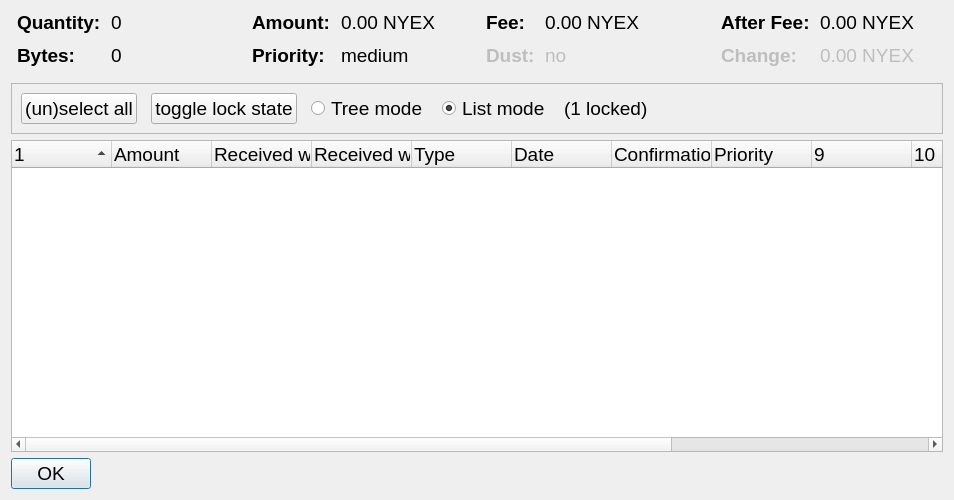
The window that src/qt/forms/coincontroldialog.ui (nyerium-core/nyerium) describes before a commit, drawn with Qt 5.
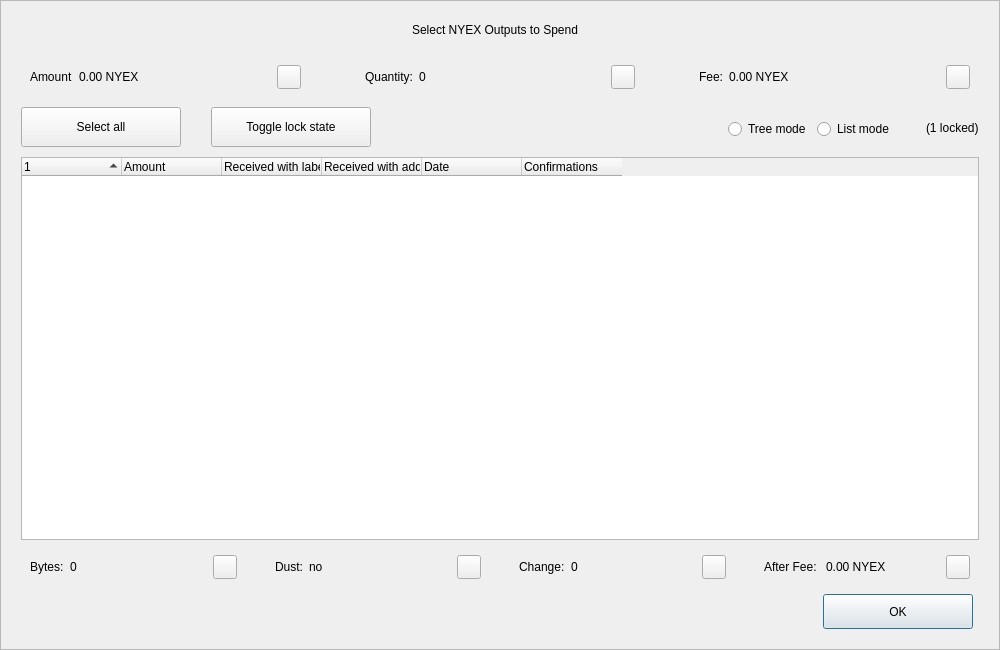
The same window after the commit. Custom widgets are drawn as their Qt base class.

What changed in the file:
```diff
--- a/src/qt/forms/coincontroldialog.ui
+++ b/src/qt/forms/coincontroldialog.ui
@@ -6,399 +6,300 @@
    <rect>
     <x>0</x>
     <y>0</y>
-    <width>954</width>
-    <height>500</height>
+    <width>1000</width>
+    <height>650</height>
    </rect>
   </property>
-  <property name="font">
-   <font>
-    
-    <pointsize>14</pointsize>
-   </font>
+  <property name="minimumSize">
+   <size>
+    <width>950</width>
+    <height>650</height>
+   </size>
   </property>
   <property name="windowTitle">
    <string>Coin Selection</string>
   </property>
+  <property name="styleSheet">
+   <string notr="true"/>
+  </property>
   <layout class="QVBoxLayout" name="verticalLayout">
-   <item>
-    <layout class="QHBoxLayout" name="horizontalLayoutTop" stretch="0,0,0,0">
+   <property name="spacing">
+    <number>0</number>
+   </property>
+   <property name="leftMargin">
+    <number>0</number>
+   </property>
      <property name="topMargin">
       <number>0</number>
      </property>
+   <property name="rightMargin">
+    <number>0</number>
+   </property>
      <property name="bottomMargin">
-      <number>10</number>
+    <number>0</number>
      </property>
      <item>
-      <layout class="QFormLayout" name="formLayoutCoinControl1">
-       <property name="horizontalSpacing">
-        <number>10</number>
-       </property>
-       <property name="verticalSpacing">
-        <number>10</number>
-       </property>
+    <widget class="QFrame" name="frameContainer">
+     <property name="toolTipDuration">
+      <number>0</number>
+     </property>
+     <property name="frameShape">
+      <enum>QFrame::StyledPanel</enum>
+     </property>
+     <property name="frameShadow">
+      <enum>QFrame::Raised</enum>
+     </property>
+     <layout class="QVBoxLayout" name="verticalLayout_2">
        <property name="leftMargin">
-        <number>6</number>
+       <number>0</number>
        </property>
        <property name="rightMargin">
-        <number>6</number>
-       </property>
-       <item row="0" column="0">
+       <number>0</number>
+      </property>
+      <property name="bottomMargin">
+       <number>20</number>
+      </property>
+      <item>
+       <layout class="QHBoxLayout" name="horizontalLayout_12">
+        <property name="spacing">
+         <number>0</number>
+        </property>
+        <property name="leftMargin">
+         <number>20</number>
+        </property>
+        <property name="rightMargin">
+         <number>30</number>
+        </property>
+        <item>
+         <spacer name="horizontalSpacer_4">
+          <property name="orientation">
+           <enum>Qt::Horizontal</enum>
+          </property>
+          <property name="sizeHint" stdset="0">
+           <size>
+            <width>40</width>
+            <height>20</height>
+           </size>
+          </property>
+         </spacer>
+        </item>
+        <item>
+         <widget class="QLabel" name="labelTitle">
+          <property name="minimumSize">
+           <size>
+            <width>0</width>
+            <height>40</height>
+           </size>
+          </property>
+          <property name="maximumSize">
+           <size>
+            <width>16777215</width>
+            <height>40</height>
+           </size>
+          </property>
+          <property name="text">
+           <string>Select NYEX Outputs to Spend</string>
+          </property>
+          <property name="alignment">
+           <set>Qt::AlignCenter</set>
+          </property>
+          <property name="margin">
+           <number>7</number>
+          </property>
+         </widget>
+        </item>
+        <item>
+         <spacer name="horizontalSpacer_5">
+          <property name="orientation">
+           <enum>Qt::Horizontal</enum>
+          </property>
+          <property name="sizeHint" stdset="0">
+           <size>
+            <width>40</width>
+            <height>20</height>
+           </size>
+          </property>
+         </spacer>
+        </item>
+       </layout>
+      </item>
+      <item>
+       <layout class="QHBoxLayout" name="horizontalLayout_8">
+        <property name="leftMargin">
+         <number>20</number>
+        </property>
+        <property name="rightMargin">
+         <number>20</number>
+        </property>
+        <item>
+         <widget class="QWidget" name="layoutAmount" native="true">
+          <layout class="QHBoxLayout" name="horizontalLayout_9" stretch="0,1,0">
+           <item>
+            <widget class="QLabel" name="labelCoinControlAmountText">
+             <property name="text">
+              <string>Amount</string>
+             </property>
+            </widget>
+           </item>
+           <item>
+            <widget class="QLabel" name="labelCoinControlAmount">
+             <property name="text">
+              <string>0.00 NYEX</string>
+             </property>
+            </widget>
+           </item>
+           <item alignment="Qt::AlignHCenter|Qt::AlignVCenter">
+            <widget class="QPushButton" name="pushButtonAmount">
+             <property name="minimumSize">
+              <size>
+               <width>0</width>
+               <height>24</height>
+              </size>
+             </property>
+             <property name="maximumSize">
+              <size>
+               <width>24</width>
+               <height>26</height>
+              </size>
+             </property>
+             <property name="focusPolicy">
+              <enum>Qt::NoFocus</enum>
+             </property>
+             <property name="styleSheet">
+              <string notr="true">padding-bottom:2px;
+padding-right:4px;</string>
+             </property>
+             <property name="text">
+              <string/>
+             </property>
+            </widget>
+           </item>
+          </layout>
+         </widget>
+        </item>
+        <item>
+         <spacer name="horizontalSpacer_2">
+          <property name="orientation">
+           <enum>Qt::Horizontal</enum>
+          </property>
+          <property name="sizeType">
+           <enum>QSizePolicy::Fixed</enum>
+          </property>
+          <property name="sizeHint" stdset="0">
+           <size>
+            <width>40</width>
+            <height>20</height>
+           </size>
+          </property>
+         </spacer>
+        </item>
+        <item>
+         <widget class="QWidget" name="layoutQuantity" native="true">
+          <layout class="QHBoxLayout" name="horizontalLayout_10" stretch="0,1,0">
+           <item>
         <widget class="QLabel" name="labelCoinControlQuantityText">
-         <property name="font">
-          <font>
-           
-           <pointsize>14</pointsize>
-           <weight>75</weight>
-           <bold>true</bold>
-          </font>
-         </property>
          <property name="text">
           <string>Quantity:</string>
          </property>
         </widget>
        </item>
-       <item row="0" column="1">
+           <item>
         <widget class="QLabel" name="labelCoinControlQuantity">
-         <property name="font">
-          <font>
-           
-           <pointsize>14</pointsize>
-          </font>
-         </property>
-         <property name="cursor">
-          <cursorShape>IBeamCursor</cursorShape>
-         </property>
-         <property name="contextMenuPolicy">
-          <enum>Qt::ActionsContextMenu</enum>
-         </property>
          <property name="text">
-          <string notr="true">0</string>
-         </property>
-         <property name="textInteractionFlags">
-          <set>Qt::LinksAccessibleByMouse|Qt::TextSelectableByKeyboard|Qt::TextSelectableByMouse</set>
-         </property>
-        </widget>
-       </item>
-       <item row="1" column="0">
-        <widget class="QLabel" name="labelCoinControlBytesText">
-         <property name="font">
-          <font>
-           
-           <pointsize>14</pointsize>
-           <weight>75</weight>
-           <bold>true</bold>
-          </font>
-         </property>
-         <property name="text">
-          <string>Bytes:</string>
-         </property>
-        </widget>
-       </item>
-       <item row="1" column="1">
-        <widget class="QLabel" name="labelCoinControlBytes">
-         <property name="font">
-          <font>
-           
-           <pointsize>14</pointsize>
-          </font>
-         </property>
-         <property name="cursor">
-          <cursorShape>IBeamCursor</cursorShape>
-         </property>
-         <property name="contextMenuPolicy">
-          <enum>Qt::ActionsContextMenu</enum>
-         </property>
+              <string>0</string>
+             </property>
+            </widget>
+           </item>
+           <item alignment="Qt::AlignHCenter|Qt::AlignVCenter">
+            <widget class="QPushButton" name="pushButtonQuantity">
+             <property name="minimumSize">
+              <size>
+               <width>0</width>
+               <height>24</height>
+              </size>
+             </property>
+             <property name="maximumSize">
+              <size>
+               <width>24</width>
+               <height>26</height>
+              </size>
+             </property>
+             <property name="focusPolicy">
+              <enum>Qt::NoFocus</enum>
+             </property>
+             <property name="styleSheet">
+              <string notr="true">padding-bottom:2px;
+               padding-right:4px;</string>
+             </property>
          <property name="text">
-          <string notr="true">0</string>
-         </property>
-         <property name="textInteractionFlags">
-          <set>Qt::LinksAccessibleByMouse|Qt::TextSelectableByKeyboard|Qt::TextSelectableByMouse</set>
-         </property>
+              <string/>
+             </property>
         </widget>
        </item>
       </layout>
+         </widget>
      </item>
      <item>
-      <layout class="QFormLayout" name="formLayoutCoinControl2">
-       <property name="horizontalSpacing">
-        <number>10</number>
-       </property>
-       <property name="verticalSpacing">
-        <number>10</number>
-       </property>
-       <property name="leftMargin">
-        <number>6</number>
-       </property>
-       <property name="rightMargin">
-        <number>6</number>
-       </property>
-       <item row="0" column="0">
-        <widget class="QLabel" name="labelCoinControlAmountText">
-         <property name="font">
-          <font>
-           
-           <pointsize>14</pointsize>
-           <weight>75</weight>
-           <bold>true</bold>
-          </font>
-         </property>
-         <property name="text">
-          <string>Amount:</string>
-         </property>
-        </widget>
-       </item>
-       <item row="0" column="1">
-        <widget class="QLabel" name="labelCoinControlAmount">
-         <property name="font">
-          <font>
-           
-           <pointsize>14</pointsize>
-          </font>
-         </property>
-         <property name="cursor">
-          <cursorShape>IBeamCursor</cursorShape>
-         </property>
-         <property name="contextMenuPolicy">
-          <enum>Qt::ActionsContextMenu</enum>
-         </property>
-         <property name="text">
-          <string notr="true">0.00 NYEX</string>
-         </property>
-         <property name="textInteractionFlags">
-          <set>Qt::LinksAccessibleByMouse|Qt::TextSelectableByKeyboard|Qt::TextSelectableByMouse</set>
-         </property>
-        </widget>
-       </item>
-       <item row="1" column="0">
-        <widget class="QLabel" name="labelCoinControlPriorityText">
-         <property name="font">
-          <font>
-           
-           <pointsize>14</pointsize>
-           <weight>75</weight>
-           <bold>true</bold>
-          </font>
-         </property>
-         <property name="text">
-          <string>Priority:</string>
-         </property>
-        </widget>
-       </item>
-       <item row="1" column="1">
-        <widget class="QLabel" name="labelCoinControlPriority">
-         <property name="font">
-          <font>
-           
-           <pointsize>14</pointsize>
-          </font>
-         </property>
-         <property name="cursor">
-          <cursorShape>IBeamCursor</cursorShape>
-         </property>
-         <property name="contextMenuPolicy">
-          <enum>Qt::ActionsContextMenu</enum>
-         </property>
-         <property name="text">
-          <string>medium</string>
-         </property>
-         <property name="textInteractionFlags">
-          <set>Qt::LinksAccessibleByMouse|Qt::TextSelectableByKeyboard|Qt::TextSelectableByMouse</set>
-         </property>
-        </widget>
-       </item>
-      </layout>
-     </item>
+         <spacer name="horizontalSpacer_22">
+          <property name="orientation">
+           <enum>Qt::Horizontal</enum>
+          </property>
+          <property name="sizeType">
+           <enum>QSizePolicy::Fixed</enum>
+          </property>
+          <property name="sizeHint" stdset="0">
+           <size>
+            <width>40</width>
+            <height>20</height>
+           </size>
+          </property>
+         </spacer>
+        </item>
      <item>
-      <layout class="QFormLayout" name="formLayoutCoinControl3">
-       <property name="horizontalSpacing">
-        <number>10</number>
-       </property>
-       <property name="verticalSpacing">
-        <number>10</number>
-       </property>
-       <property name="leftMargin">
-        <number>6</number>
-       </property>
-       <property name="rightMargin">
-        <number>6</number>
-       </property>
-       <item row="0" column="0">
+         <widget class="QWidget" name="layoutFee" native="true">
+          <layout class="QHBoxLayout" name="horizontalLayout_11" stretch="0,1,0">
+           <item>
         <widget class="QLabel" name="labelCoinControlFeeText">
-         <property name="font">
-          <font>
-           
-           <pointsize>14</pointsize>
-           <weight>75</weight>
-           <bold>true</bold>
-          </font>
-         </property>
          <property name="text">
           <string>Fee:</string>
          </property>
         </widget>
        </item>
-       <item row="0" column="1">
+           <item>
         <widget class="QLabel" name="labelCoinControlFee">
-         <property name="font">
-          <font>
-           
-           <pointsize>14</pointsize>
-          </font>
-         </property>
-         <property name="cursor">
-          <cursorShape>IBeamCursor</cursorShape>
-         </property>
-         <property name="contextMenuPolicy">
-          <enum>Qt::ActionsContextMenu</enum>
-         </property>
          <property name="text">
-          <string notr="true">0.00 NYEX</string>
-         </property>
-         <property name="textInteractionFlags">
-          <set>Qt::LinksAccessibleByMouse|Qt::TextSelectableByKeyboard|Qt::TextSelectableByMouse</set>
-         </property>
-        </widget>
-       </item>
-       <item row="1" column="0">
-        <widget class="QLabel" name="labelCoinControlLowOutputText">
-         <property name="enabled">
-          <bool>false</bool>
-         </property>
-         <property name="font">
-          <font>
-           
-           <pointsize>14</pointsize>
-           <weight>75</weight>
-           <bold>true</bold>
-          </font>
-         </property>
-         <property name="text">
-          <string>Dust:</string>
-         </property>
-        </widget>
-       </item>
-       <item row="1" column="1">
-        <widget class="QLabel" name="labelCoinControlLowOutput">
-         <property name="enabled">
-          <bool>false</bool>
-         </property>
-         <property name="font">
-          <font>
-           
-           <pointsize>14</pointsize>
-          </font>
-         </property>
-         <property name="cursor">
-          <cursorShape>IBeamCursor</cursorShape>
-         </property>
-         <property name="contextMenuPolicy">
-          <enum>Qt::ActionsContextMenu</enum>
-         </property>
+              <string>0.00 NYEX</string>
+             </property>
+            </widget>
+           </item>
+           <item alignment="Qt::AlignHCenter|Qt::AlignVCenter">
+            <widget class="QPushButton" name="pushButtonFee">
+             <property name="minimumSize">
+              <size>
+               <width>0</width>
+               <height>24</height>
+              </size>
+             </property>
+             <property name="maximumSize">
+              <size>
+               <width>24</width>
+               <height>26</height>
+              </size>
+             </property>
+             <property name="focusPolicy">
+              <enum>Qt::NoFocus</enum>
+             </property>
+             <property name="styleSheet">
+              <string notr="true">padding-bottom:2px;
+               padding-right:4px;</string>
+             </property>
          <property name="text">
-          <string>no</string>
-         </property>
-         <property name="textInteractionFlags">
-          <set>Qt::LinksAccessibleByMouse|Qt::TextSelectableByKeyboard|Qt::TextSelectableByMouse</set>
-         </property>
+              <string/>
+             </property>
         </widget>
        </item>
       </layout>
-     </item>
-     <item>
-      <layout class="QFormLayout" name="formLayoutCoinControl4">
-       <property name="horizontalSpacing">
-        <number>10</number>
-       </property>
-       <property name="verticalSpacing">
-        <number>10</number>
-       </property>
-       <property name="leftMargin">
-        <number>6</number>
-       </property>
-       <property name="rightMargin">
-        <number>6</number>
-       </property>
-       <item row="0" column="0">
-        <widget class="QLabel" name="labelCoinControlAfterFeeText">
-         <property name="font">
-          <font>
-           
-           <pointsize>14</pointsize>
-           <weight>75</weight>
-           <bold>true</bold>
-          </font>
-         </property>
-         <property name="text">
-          <string>After Fee:</string>
-         </property>
-        </widget>
-       </item>
-       <item row="0" column="1">
-        <widget class="QLabel" name="labelCoinControlAfterFee">
-         <property name="font">
-          <font>
-           
-           <pointsize>14</pointsize>
-          </font>
-         </property>
-         <property name="cursor">
-          <cursorShape>IBeamCursor</cursorShape>
-         </property>
-         <property name="contextMenuPolicy">
-          <enum>Qt::ActionsContextMenu</enum>
-         </property>
-         <property name="text">
-          <string notr="true">0.00 NYEX</string>
-         </property>
-         <property name="textInteractionFlags">
-          <set>Qt::LinksAccessibleByMouse|Qt::TextSelectableByKeyboard|Qt::TextSelectableByMouse</set>
-         </property>
-        </widget>
-       </item>
-       <item row="1" column="0">
-        <widget class="QLabel" name="labelCoinControlChangeText">
-         <property name="enabled">
-          <bool>false</bool>
-         </property>
-         <property name="font">
-          <font>
-           
-           <pointsize>14</pointsize>
-           <weight>75</weight>
-           <bold>true</bold>
-          </font>
-         </property>
-         <property name="text">
-          <string>Change:</string>
-         </property>
-        </widget>
-       </item>
-       <item row="1" column="1">
-        <widget class="QLabel" name="labelCoinControlChange">
-         <property name="enabled">
-          <bool>false</bool>
-         </property>
-         <property name="font">
-          <font>
-           
-           <pointsize>14</pointsize>
-          </font>
-         </property>
-         <property name="cursor">
-          <cursorShape>IBeamCursor</cursorShape>
-         </property>
-         <property name="contextMenuPolicy">
-          <enum>Qt::ActionsContextMenu</enum>
-         </property>
-         <property name="text">
-          <string notr="true">0.00 NYEX</string>
-         </property>
-         <property name="textInteractionFlags">
-          <set>Qt::LinksAccessibleByMouse|Qt::TextSelectableByKeyboard|Qt::TextSelectableByMouse</set>
-         </property>
-        </widget>
-       </item>
-      </layout>
+         </widget>
      </item>
     </layout>
    </item>
@@ -410,10 +311,10 @@
        <height>40</height>
       </size>
      </property>
-     <property name="font">
-   <font>
-       <pointsize>14</pointsize>
-      </font>
+        <property name="styleSheet">
+         <string notr="true">#frame {
+	border:0;
+}</string>
      </property>
      <property name="frameShape">
       <enum>QFrame::StyledPanel</enum>
@@ -422,10 +323,25 @@
       <enum>QFrame::Sunken</enum>
      </property>
      <layout class="QHBoxLayout" name="horizontalLayout">
+         <property name="spacing">
+          <number>0</number>
+         </property>
+         <property name="leftMargin">
+          <number>20</number>
+         </property>
+         <property name="topMargin">
+          <number>0</number>
+         </property>
+         <property name="rightMargin">
+          <number>20</number>
+         </property>
+         <property name="bottomMargin">
+          <number>0</number>
+         </property>
       <item>
        <layout class="QHBoxLayout" name="horizontalLayoutPanel" stretch="0,0,0,0,0,0">
         <property name="spacing">
-         <number>14</number>
+            <number>20</number>
         </property>
         <item>
          <widget class="QPushButton" name="pushButtonSelectAll">
@@ -435,20 +351,51 @@
             <verstretch>0</verstretch>
            </sizepolicy>
           </property>
-          <property name="font">
-           <font>
-            
-            <pointsize>14</pointsize>
-           </font>
+             <property name="minimumSize">
+              <size>
+               <width>160</width>
+               <height>40</height>
+              </size>
+             </property>
+             <property name="maximumSize">
+              <size>
+               <width>16777215</width>
+               <height>40</height>
+              </size>
           </property>
           <property name="text">
-           <string>(un)select all</string>
+              <string>Select all</string>
+             </property>
+             <property name="checkable">
+              <bool>true</bool>
+             </property>
+             <property name="checked">
+              <bool>false</bool>
+             </property>
+             <property name="autoExclusive">
+              <bool>false</bool>
           </property>
           <property name="autoDefault">
            <bool>false</bool>
           </property>
          </widget>
         </item>
+           <item>
+            <spacer name="horizontalSpacer_6">
+             <property name="orientation">
+              <enum>Qt::Horizontal</enum>
+             </property>
+             <property name="sizeType">
+              <enum>QSizePolicy::Fixed</enum>
+             </property>
+             <property name="sizeHint" stdset="0">
+              <size>
+               <width>10</width>
+               <height>20</height>
+              </size>
+             </property>
+            </spacer>
+           </item>
         <item>
          <widget class="QPushButton" name="pushButtonToggleLock">
           <property name="sizePolicy">
@@ -457,20 +404,60 @@
             <verstretch>0</verstretch>
            </sizepolicy>
           </property>
-          <property name="font">
-           <font>
-            
-            <pointsize>14</pointsize>
-           </font>
+             <property name="minimumSize">
+              <size>
+               <width>160</width>
+               <height>40</height>
+              </size>
+             </property>
+             <property name="maximumSize">
+              <size>
+               <width>16777215</width>
+               <height>40</height>
+              </size>
           </property>
           <property name="text">
-           <string>toggle lock state</string>
+              <string>Toggle lock state</string>
+             </property>
+             <property name="checkable">
+              <bool>true</bool>
+             </property>
+             <property name="autoExclusive">
+              <bool>false</bool>
           </property>
           <property name="autoDefault">
            <bool>false</bool>
           </property>
          </widget>
         </item>
+           <item>
+            <spacer name="horizontalSpacer_7">
+             <property name="orientation">
+              <enum>Qt::Horizontal</enum>
+             </property>
+             <property name="sizeType">
+              <enum>QSizePolicy::Expanding</enum>
+             </property>
+             <property name="sizeHint" stdset="0">
+              <size>
+               <width>30</width>
+               <height>20</height>
+              </size>
+             </property>
+            </spacer>
+           </item>
+           <item alignment="Qt::AlignRight">
+            <widget class="QGroupBox" name="groupBox_2">
+             <property name="styleSheet">
+              <string notr="true">#groupBox_2 {
+    background-color:transparent;
+    border-radius:0;
+}</string>
+             </property>
+             <property name="title">
+              <string/>
+             </property>
+             <layout class="QHBoxLayout" name="horizontalLayout_14">
         <item>
          <widget class="QRadioButton" name="radioTreeMode">
           <property name="sizePolicy">
@@ -479,12 +466,6 @@
             <verstretch>0</verstretch>
            </sizepolicy>
           </property>
-          <property name="font">
-           <font>
-            
-            <pointsize>14</pointsize>
-           </font>
-          </property>
           <property name="text">
            <string>Tree mode</string>
           </property>
@@ -498,72 +479,50 @@
             <verstretch>0</verstretch>
            </sizepolicy>
           </property>
-          <property name="font">
-           <font>
-            
-            <pointsize>14</pointsize>
-           </font>
-          </property>
           <property name="text">
            <string>List mode</string>
           </property>
           <property name="checked">
-           <bool>true</bool>
-          </property>
+                 <bool>false</bool>
+                </property>
+               </widget>
+              </item>
+             </layout>
          </widget>
         </item>
         <item>
          <widget class="QLabel" name="labelLocked">
-          <property name="font">
-           <font>
-            
-            <pointsize>14</pointsize>
-           </font>
-          </property>
           <property name="text">
            <string>(1 locked)</string>
           </property>
          </widget>
         </item>
-        <item>
-         <spacer name="horizontalSpacer">
-          <property name="font">
-           <font>
-            
-            <pointsize>14</pointsize>
-           </font>
-          </property>
-          <property name="orientation">
-           <enum>Qt::Horizontal</enum>
-          </property>
-          <property name="sizeHint" stdset="0">
-           <size>
-            <width>40</width>
-            <height>20</height>
-           </size>
-          </property>
-         </spacer>
-        </item>
        </layout>
       </item>
      </layout>
     </widget>
    </item>
+      <item>
+       <layout class="QHBoxLayout" name="horizontalLayout_13">
+        <property name="leftMargin">
+         <number>20</number>
+        </property>
+        <property name="rightMargin">
+         <number>20</number>
+        </property>
    <item>
     <widget class="CoinControlTreeWidget" name="treeWidget">
-     <property name="font">
-   <font>
-       <pointsize>14</pointsize>
-      </font>
-     </property>
      <property name="contextMenuPolicy">
       <enum>Qt::CustomContextMenu</enum>
      </property>
+          <property name="styleSheet">
+           <string notr="true"/>
+          </property>
      <property name="sortingEnabled">
       <bool>false</bool>
      </property>
      <property name="columnCount">
-      <number>13</number>
+           <number>6</number>
      </property>
      <attribute name="headerShowSortIndicator" stdset="0">
       <bool>true</bool>
@@ -591,11 +550,6 @@
        <string>Received with address</string>
       </property>
      </column>
-     <column>
-      <property name="text">
-       <string>Type</string>
-      </property>
-     </column>
      <column>
       <property name="text">
        <string>Date</string>
@@ -609,57 +563,247 @@
        <string>Confirmed</string>
       </property>
      </column>
-     <column>
+         </widget>
+        </item>
+       </layout>
+      </item>
+      <item>
+       <layout class="QHBoxLayout" name="horizontalLayout_3">
+        <property name="spacing">
+         <number>20</number>
+        </property>
+        <property name="leftMargin">
+         <number>20</number>
+        </property>
+        <property name="rightMargin">
+         <number>20</number>
+        </property>
+        <item>
+         <widget class="QWidget" name="layoutBytes" native="true">
+          <layout class="QHBoxLayout" name="horizontalLayout_4" stretch="0,1,0">
+           <item>
+            <widget class="QLabel" name="labelCoinControlBytesText">
       <property name="text">
-       <string>Priority</string>
-      </property>
-     </column>
-     <column>
+              <string>Bytes:</string>
+             </property>
+            </widget>
+           </item>
+           <item>
+            <widget class="QLabel" name="labelCoinControlBytes">
       <property name="text">
-       <string/>
-      </property>
-     </column>
-     <column>
+              <string>0</string>
+             </property>
+            </widget>
+           </item>
+           <item alignment="Qt::AlignHCenter|Qt::AlignVCenter">
+            <widget class="QPushButton" name="pushButtonBytes">
+             <property name="minimumSize">
+              <size>
+               <width>0</width>
+               <height>24</height>
+              </size>
+             </property>
+             <property name="maximumSize">
+              <size>
+               <width>24</width>
+               <height>26</height>
+              </size>
+             </property>
+             <property name="focusPolicy">
+              <enum>Qt::NoFocus</enum>
+             </property>
+             <property name="styleSheet">
+              <string notr="true">padding-bottom:2px;
+               padding-right:4px;</string>
+             </property>
       <property name="text">
        <string/>
       </property>
-     </column>
-     <column>
+            </widget>
+           </item>
+          </layout>
+         </widget>
+        </item>
+        <item>
+         <widget class="QWidget" name="layoutDust" native="true">
+          <layout class="QHBoxLayout" name="horizontalLayout_5" stretch="0,1,0">
+           <item>
+            <widget class="QLabel" name="labelCoinControlLowOutputText">
       <property name="text">
+              <string>Dust:</string>
+             </property>
+            </widget>
+           </item>
+           <item>
+            <widget class="QLabel" name="labelCoinControlLowOutput">
+             <property name="text">
+              <string>no</string>
+             </property>
+            </widget>
+           </item>
+           <item alignment="Qt::AlignHCenter|Qt::AlignVCenter">
+            <widget class="QPushButton" name="pushButtonDust">
+             <property name="minimumSize">
+              <size>
+               <width>0</width>
+               <height>24</height>
+              </size>
+             </property>
+             <property name="maximumSize">
+              <size>
+               <width>24</width>
+               <height>26</height>
+              </size>
+             </property>
+             <property name="focusPolicy">
+              <enum>Qt::NoFocus</enum>
+             </property>
+             <property name="styleSheet">
+              <string notr="true">padding-bottom:2px;
+               padding-right:4px;</string>
+             </property>
+             <property name="text">
        <string/>
       </property>
-     </column>
-     <column>
+            </widget>
+           </item>
+          </layout>
+         </widget>
+        </item>
+        <item>
+         <widget class="QWidget" name="layoutChange" native="true">
+          <layout class="QHBoxLayout" name="horizontalLayout_6" stretch="0,1,0">
+           <item>
+            <widget class="QLabel" name="labelCoinControlChangeText">
       <property name="text">
+              <string>Change:</string>
+             </property>
+            </widget>
+           </item>
+           <item>
+            <widget class="QLabel" name="labelCoinControlChange">
+             <property name="text">
+              <string>0</string>
+             </property>
+            </widget>
+           </item>
+           <item alignment="Qt::AlignHCenter|Qt::AlignVCenter">
+            <widget class="QPushButton" name="pushButtonChange">
+             <property name="minimumSize">
+              <size>
+               <width>0</width>
+               <height>24</height>
+              </size>
+             </property>
+             <property name="maximumSize">
+              <size>
+               <width>24</width>
+               <height>26</height>
+              </size>
+             </property>
+             <property name="focusPolicy">
+              <enum>Qt::NoFocus</enum>
+             </property>
+             <property name="styleSheet">
+              <string notr="true">padding-bottom:2px;
+               padding-right:4px;</string>
+             </property>
+             <property name="text">
        <string/>
       </property>
-     </column>
-     <column>
+            </widget>
+           </item>
+          </layout>
+         </widget>
+        </item>
+        <item>
+         <widget class="QWidget" name="layoutAfter" native="true">
+          <layout class="QHBoxLayout" name="horizontalLayout_7" stretch="0,1,0">
+           <item>
+            <widget class="QLabel" name="labelCoinControlAfterFeeText">
       <property name="text">
+              <string>After Fee: </string>
+             </property>
+            </widget>
+           </item>
+           <item>
+            <widget class="QLabel" name="labelCoinControlAfterFee">
+             <property name="text">
+              <string>0.00 NYEX</string>
+             </property>
+            </widget>
+           </item>
+           <item alignment="Qt::AlignHCenter|Qt::AlignVCenter">
+            <widget class="QPushButton" name="pushButtonAlterFee">
+             <property name="minimumSize">
+              <size>
+               <width>0</width>
+               <height>24</height>
+              </size>
+             </property>
+             <property name="maximumSize">
+              <size>
+               <width>24</width>
+               <height>26</height>
+              </size>
+             </property>
+             <property name="focusPolicy">
+              <enum>Qt::NoFocus</enum>
+             </property>
+             <property name="styleSheet">
+              <string notr="true">padding-bottom:2px;
+               padding-right:4px;</string>
+             </property>
+             <property name="text">
        <string/>
       </property>
-     </column>
-    </widget>
-   </item>
+            </widget>
+           </item>
+          </layout>
+         </widget>
+        </item>
+       </layout>
+      </item>
    <item>
-    <widget class="QDialogButtonBox" name="buttonBox">
-     <property name="sizePolicy">
-      <sizepolicy hsizetype="Maximum" vsizetype="Fixed">
-       <horstretch>0</horstretch>
-       <verstretch>0</verstretch>
-      </sizepolicy>
-     </property>
-     <property name="font">
-   <font>
-       <pointsize>14</pointsize>
-      </font>
-     </property>
+       <layout class="QHBoxLayout" name="horizontalLayout_2">
+        <property name="spacing">
+         <number>0</number>
+        </property>
+        <property name="leftMargin">
+         <number>20</number>
+        </property>
+        <property name="rightMargin">
+         <number>26</number>
+        </property>
+        <item>
+         <spacer name="horizontalSpacer_3">
      <property name="orientation">
       <enum>Qt::Horizontal</enum>
      </property>
-     <property name="standardButtons">
-      <set>QDialogButtonBox::Ok</set>
-     </property>
+          <property name="sizeHint" stdset="0">
+           <size>
+            <width>558</width>
+            <height>20</height>
+           </size>
+          </property>
+         </spacer>
+        </item>
+        <item>
+         <widget class="QPushButton" name="pushButtonOk">
+          <property name="minimumSize">
+           <size>
+            <width>150</width>
+            <height>35</height>
+           </size>
+          </property>
+          <property name="text">
+           <string>OK</string>
+          </property>
+         </widget>
+        </item>
+       </layout>
+      </item>
+     </layout>
     </widget>
    </item>
   </layout>
```
Lines whose indentation alone changed are shown as unchanged.
